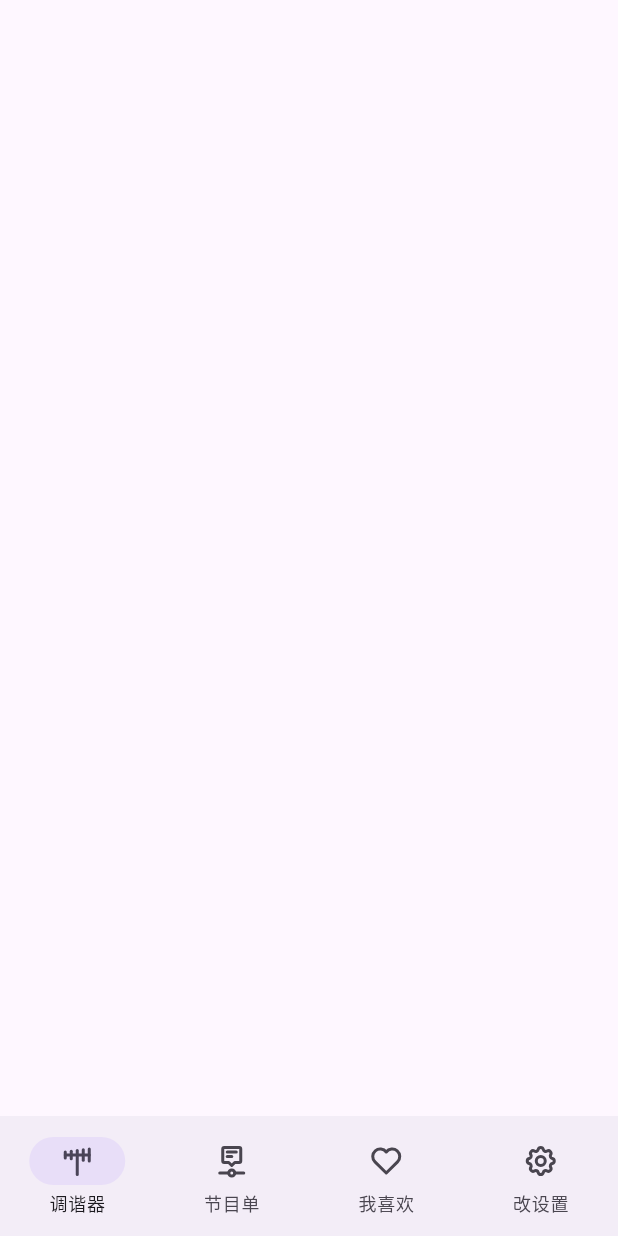
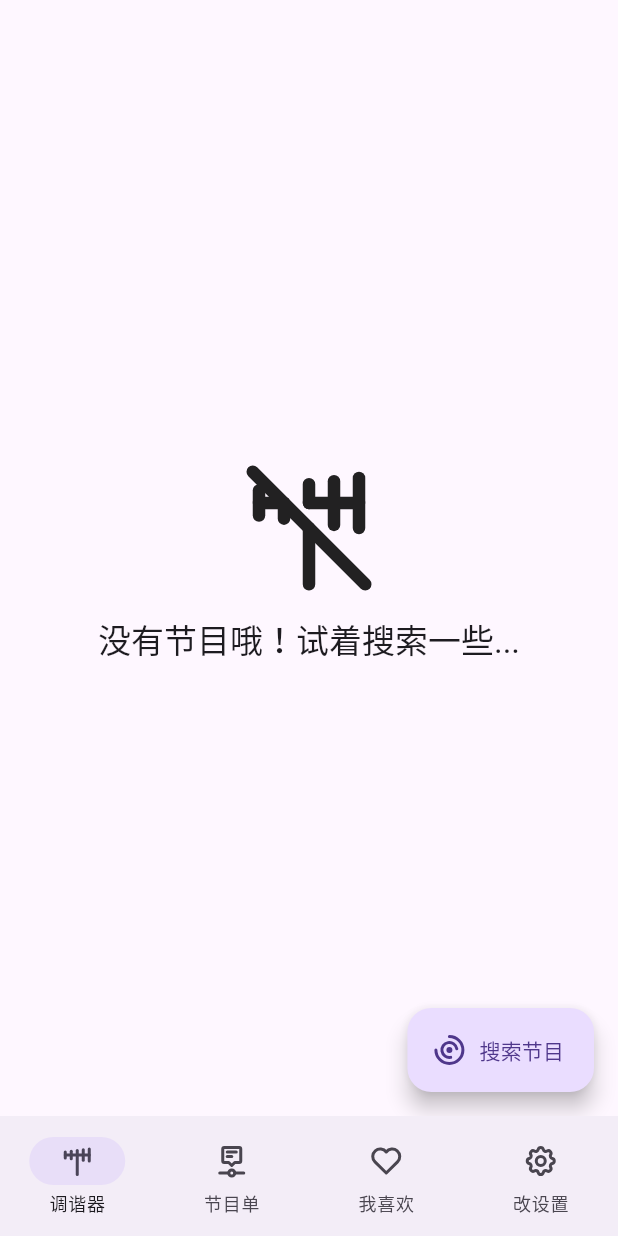
Before and after one commit to TaoEngine/outdoor_aerial_client, a Flutter app: the screen it shows after launch, on a phone screen of 412 x 824 dp. Run offline on Flutter 3.47's test engine with Material 3 defaults, Android fonts, the phone set to English and light mode, and no system bars; our stand-ins replace audio_service, flutter_tabler_icons; missing offline and left inert: flutter_soloud.

Commit message:
加入无节目界面

```diff
--- a/lib/pages/tuner_page.dart
+++ b/lib/pages/tuner_page.dart
@@ -1,10 +1,41 @@
 import 'package:flutter/material.dart';
+import 'package:flutter_tabler_icons/flutter_tabler_icons.dart';
 
 class TunerPage extends StatelessWidget {
   const TunerPage({super.key});
 
   @override
   Widget build(BuildContext context) {
-    return Container();
+    return NoProgramPage();
   }
 }
+
+class NoProgramPage extends StatelessWidget {
+  const NoProgramPage({super.key});
+
+  @override
+  Widget build(BuildContext context) {
+    return Scaffold(
+      floatingActionButton: FloatingActionButton.extended(
+        onPressed: () {},
+        icon: Icon(TablerIcons.chart_arcs),
+        label: Text("搜索节目"),
+      ),
+      floatingActionButtonAnimator: FloatingActionButtonAnimator.scaling,
+      body: Center(
+        child: Column(
+          spacing: 10,
+          mainAxisAlignment: MainAxisAlignment.center,
+          crossAxisAlignment: CrossAxisAlignment.center,
+          children: [
+            Icon(TablerIcons.antenna_off, size: 100),
+            Text(
+              "没有节目哦！试着搜索一些...",
+              style: Theme.of(context).textTheme.titleLarge,
+            ),
+          ],
+        ),
+      ),
+    );
+  }
+}
```
